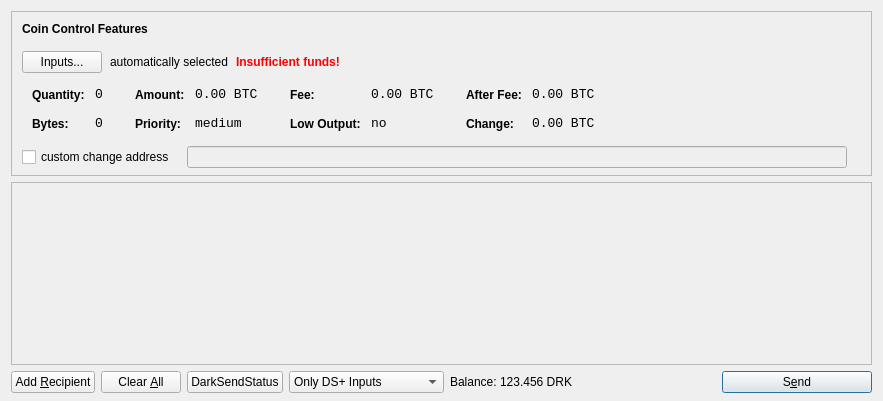
NarubyRiverlione/Spice, file src/qt/forms/sendcoinsdialog.ui: the form before one commit.
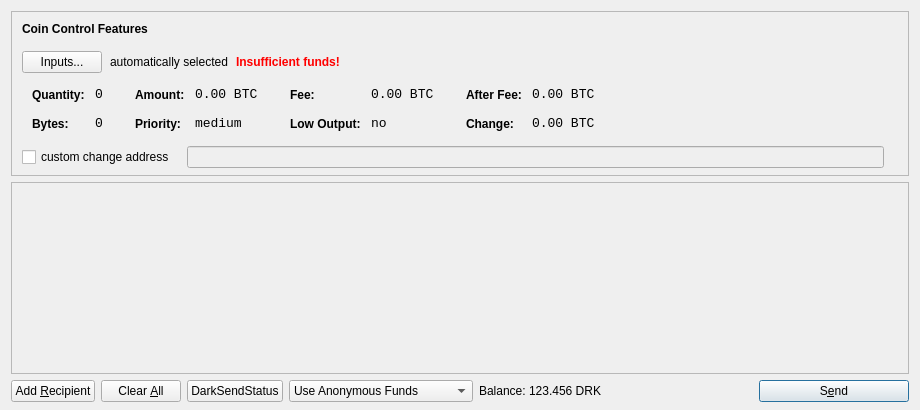
The form after the commit. Icons and pictures are not drawn.

The edit to the form file:
```diff
--- a/src/qt/forms/sendcoinsdialog.ui
+++ b/src/qt/forms/sendcoinsdialog.ui
@@ -6,8 +6,8 @@
    <rect>
     <x>0</x>
     <y>0</y>
-    <width>883</width>
-    <height>401</height>
+    <width>920</width>
+    <height>410</height>
    </rect>
   </property>
   <property name="windowTitle">
@@ -625,8 +625,8 @@
        <rect>
         <x>0</x>
         <y>0</y>
-        <width>863</width>
-        <height>153</height>
+        <width>900</width>
+        <height>162</height>
        </rect>
       </property>
       <layout class="QVBoxLayout" name="verticalLayout_2">
@@ -732,23 +732,23 @@
       <widget class="QComboBox" name="inputType">
        <property name="minimumSize">
         <size>
-         <width>155</width>
+         <width>175</width>
          <height>0</height>
         </size>
        </property>
        <item>
         <property name="text">
-         <string>Only DS+ Inputs</string>
+         <string>Use Anonymous Funds</string>
         </property>
        </item>
        <item>
         <property name="text">
-         <string>Only Non DS+ Inputs</string>
+         <string>Use Non-Anonymous Funds</string>
         </property>
        </item>
        <item>
         <property name="text">
-         <string>All Inputs</string>
+         <string>No Preference</string>
         </property>
        </item>
       </widget>
```
